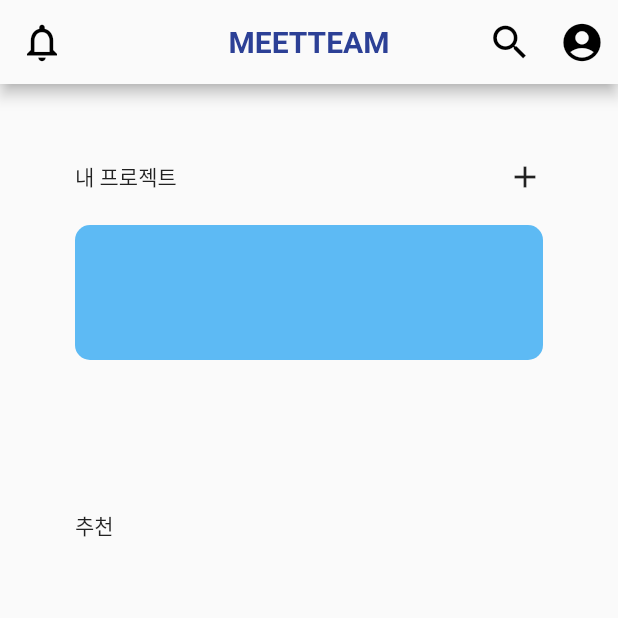
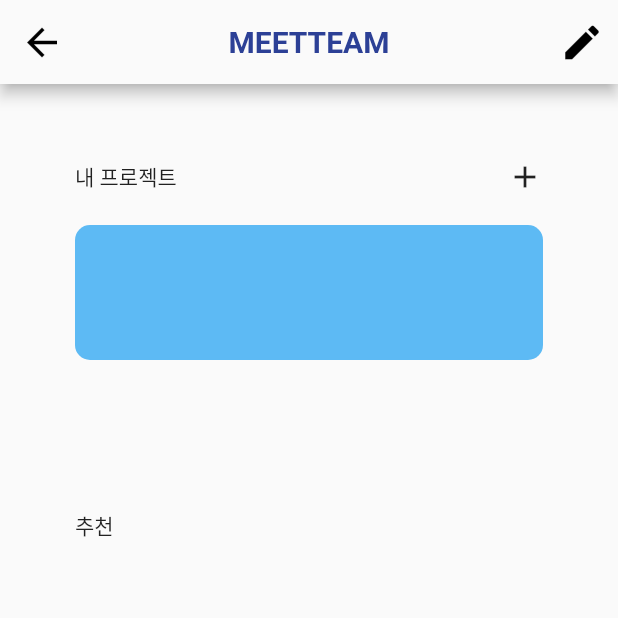
Before and after one commit to computerteam9/MEETEAM, a Flutter app: the MainPage screen opened directly, on a phone screen of 412 x 824 dp, the top half of it. Run offline on Flutter 3.47's test engine with Material 2 defaults, Android fonts, the phone set to English and light mode, and no system bars.

Commit message:
수정 : appbar 아이콘 변경

```diff
--- a/lib/app_bar.dart
+++ b/lib/app_bar.dart
@@ -17,15 +17,10 @@ class BaseAppBar extends StatelessWidget implements PreferredSizeWidget {
             color: titleColor, fontSize: 20.0, fontWeight: FontWeight.w700),
       ),
       centerTitle: true,
-      leading: const Icon(Icons.notifications_none, color: iconColor, size: 30),
+      leading: const Icon(Icons.arrow_back, color: iconColor, size: 30),
       actions: <Widget>[
         IconButton(
-          icon: const Icon(Icons.search, color: iconColor, size: 30),
-          tooltip: 'search',
-          onPressed: () => {},
-        ),
-        IconButton(
-          icon: const Icon(Icons.account_circle, color: iconColor, size: 30),
+          icon: const Icon(Icons.edit, color: iconColor, size: 30),
           onPressed: () => {},
         )
       ],
```
